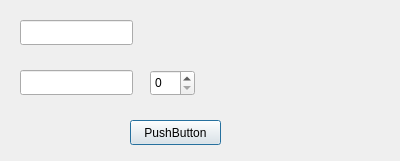
First picture: the form in src/visual_client/authenticationdialog.ui, repository gmardon/PSU_2016_zappy, before the edit.
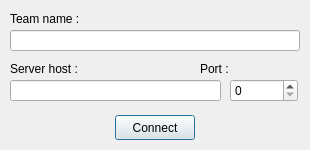
Second picture: the form after the edit.

Commit message: finish visual of auth dialog

```diff
--- a/src/visual_client/authenticationdialog.ui
+++ b/src/visual_client/authenticationdialog.ui
@@ -2,57 +2,88 @@
 <ui version="4.0">
  <class>AuthenticationDialog</class>
  <widget class="QDialog" name="AuthenticationDialog">
-  <property name="geometry">
-   <rect>
-    <x>0</x>
-    <y>0</y>
-    <width>400</width>
-    <height>161</height>
-   </rect>
-  </property>
   <property name="windowTitle">
    <string>Dialog</string>
   </property>
   <widget class="QPushButton" name="pushButton">
    <property name="geometry">
     <rect>
-     <x>130</x>
-     <y>120</y>
+     <x>115</x>
+     <y>115</y>
+     <width>80</width>
+     <height>25</height>
+    </rect>
+   </property>
+   <property name="text">
+    <string>Connect</string>
+   </property>
+  </widget>
+  <widget class="QLabel" name="teamname_label">
+   <property name="geometry">
+    <rect>
+     <x>10</x>
+     <y>10</y>
+     <width>81</width>
+     <height>17</height>
+    </rect>
+   </property>
+   <property name="text">
+    <string>Team name :</string>
+   </property>
+  </widget>
+  <widget class="QLineEdit" name="teamname">
+   <property name="geometry">
+    <rect>
+     <x>10</x>
+     <y>30</y>
+     <width>290</width>
+     <height>21</height>
+    </rect>
+   </property>
+  </widget>
+  <widget class="QLineEdit" name="server_host">
+   <property name="geometry">
+    <rect>
+     <x>10</x>
+     <y>80</y>
+     <width>211</width>
+     <height>21</height>
+    </rect>
+   </property>
+  </widget>
+  <widget class="QLabel" name="server_host_label">
+   <property name="geometry">
+    <rect>
+     <x>10</x>
+     <y>60</y>
      <width>91</width>
-     <height>25</height>
+     <height>17</height>
     </rect>
    </property>
    <property name="text">
-    <string>PushButton</string>
+    <string>Server host :</string>
    </property>
   </widget>
-  <widget class="QLineEdit" name="lineEdit">
+  <widget class="QLabel" name="server_port_label">
    <property name="geometry">
     <rect>
-     <x>20</x>
-     <y>20</y>
-     <width>113</width>
-     <height>25</height>
+     <x>200</x>
+     <y>60</y>
+     <width>54</width>
+     <height>17</height>
     </rect>
    </property>
-  </widget>
-  <widget class="QLineEdit" name="lineEdit_2">
-   <property name="geometry">
-    <rect>
-     <x>20</x>
-     <y>70</y>
-     <width>113</width>
-     <height>25</height>
-    </rect>
+   <property name="text">
+    <string>Port :</string>
    </property>
   </widget>
   <widget class="QSpinBox" name="spinBox">
    <property name="geometry">
     <rect>
-     <x>150</x>
-     <y>70</y>
-     <width>45</width>
-     <height>26</height>
+     <x>230</x>
+     <y>79</y>
+     <width>68</width>
+     <height>23</height>
     </rect>
    </property>
   </widget>
```
Left out of the diff: 4 changed lines with no effect on the pictures. The commit also changes 2 other files.
